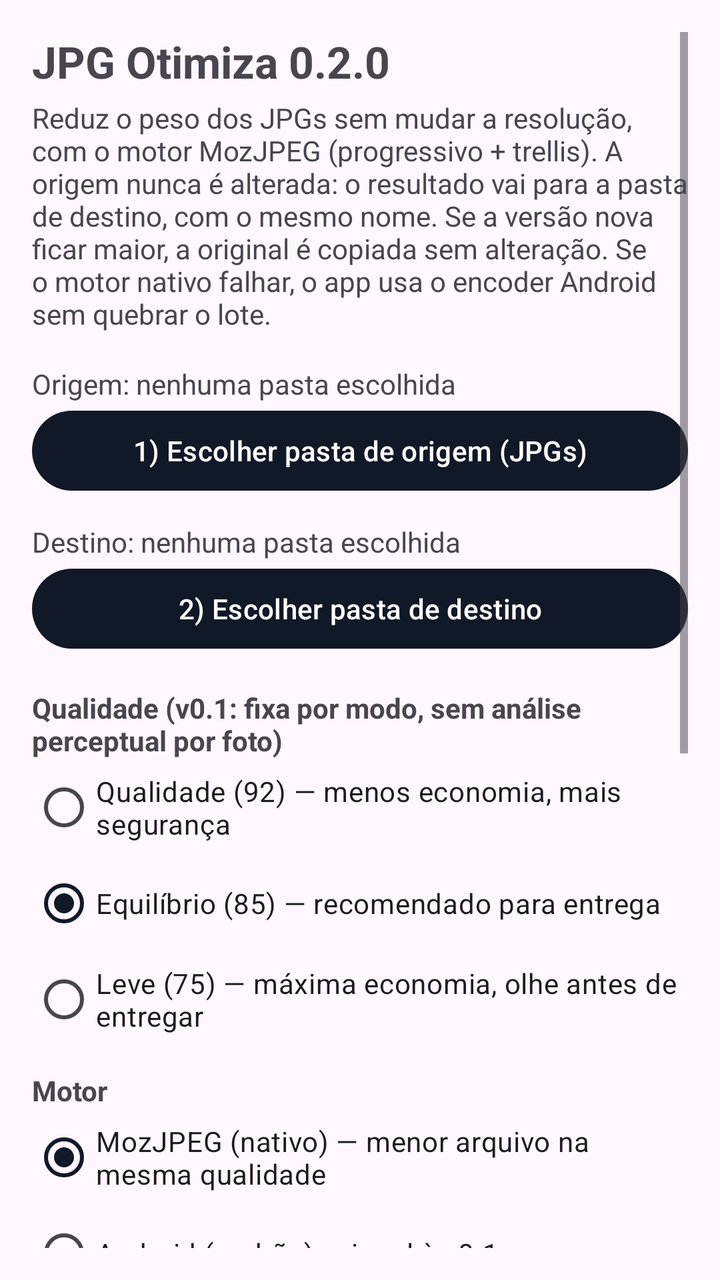
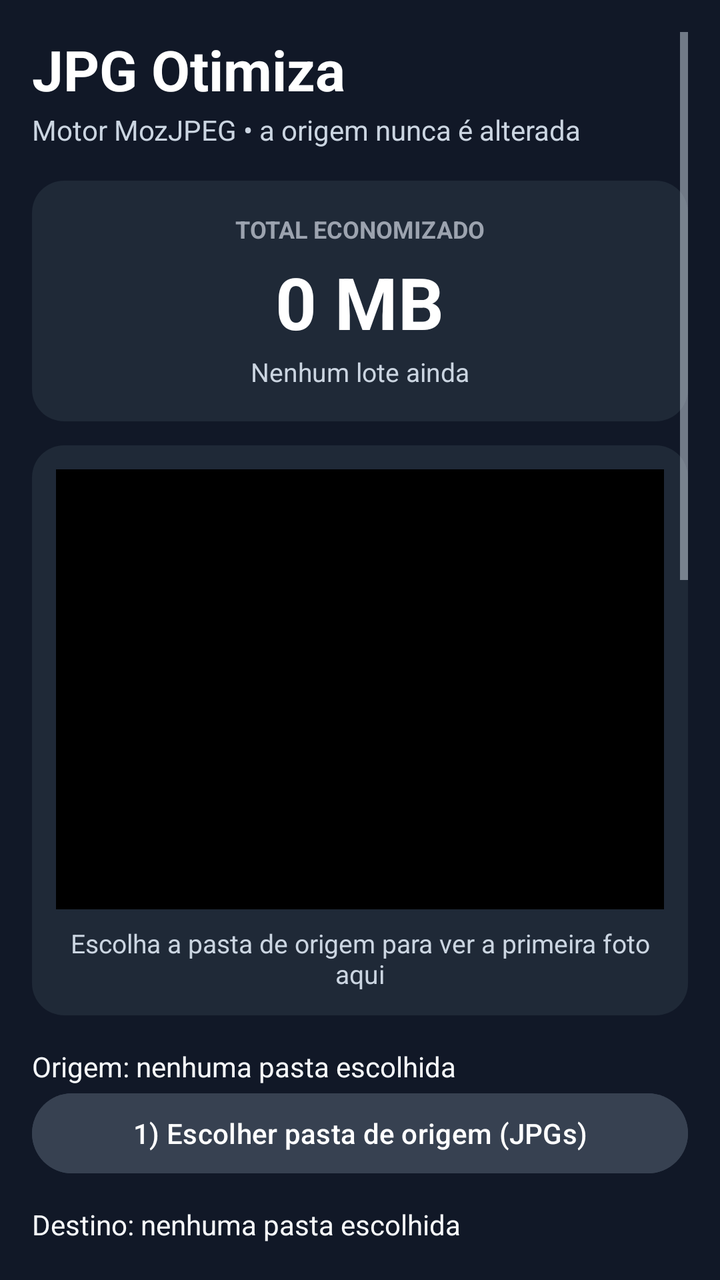

Compare the two renders of this Android layout. The source of the first and the diff that turns it into the second are given below.
<!-- AndroidManifest.xml: application theme Theme.JpgOtimiza -->
<!-- res/layout/activity_main.xml -->
<?xml version="1.0" encoding="utf-8"?>
<ScrollView xmlns:android="http://schemas.android.com/apk/res/android"
    android:layout_width="match_parent"
    android:layout_height="match_parent"
    android:padding="16dp">

    <LinearLayout
        android:layout_width="match_parent"
        android:layout_height="wrap_content"
        android:orientation="vertical">

        <TextView
            android:layout_width="match_parent"
            android:layout_height="wrap_content"
            android:text="JPG Otimiza 0.2.0"
            android:textSize="22sp"
            android:textStyle="bold" />

        <TextView
            android:layout_width="match_parent"
            android:layout_height="wrap_content"
            android:layout_marginTop="4dp"
            android:text="Reduz o peso dos JPGs sem mudar a resolução, com o motor MozJPEG (progressivo + trellis). A origem nunca é alterada: o resultado vai para a pasta de destino, com o mesmo nome. Se a versão nova ficar maior, a original é copiada sem alteração. Se o motor nativo falhar, o app usa o encoder Android sem quebrar o lote." />

        <TextView
            android:id="@+id/txtSource"
            android:layout_width="match_parent"
            android:layout_height="wrap_content"
            android:layout_marginTop="16dp"
            android:text="Origem: nenhuma pasta escolhida" />

        <Button
            android:id="@+id/btnSource"
            android:layout_width="match_parent"
            android:layout_height="wrap_content"
            android:text="1) Escolher pasta de origem (JPGs)" />

        <TextView
            android:id="@+id/txtDest"
            android:layout_width="match_parent"
            android:layout_height="wrap_content"
            android:layout_marginTop="12dp"
            android:text="Destino: nenhuma pasta escolhida" />

        <Button
            android:id="@+id/btnDest"
            android:layout_width="match_parent"
            android:layout_height="wrap_content"
            android:text="2) Escolher pasta de destino" />

        <TextView
            android:layout_width="match_parent"
            android:layout_height="wrap_content"
            android:layout_marginTop="16dp"
            android:text="Qualidade (v0.1: fixa por modo, sem análise perceptual por foto)"
            android:textStyle="bold" />

        <RadioGroup
            android:id="@+id/radioGroupMode"
            android:layout_width="match_parent"
            android:layout_height="wrap_content">

            <RadioButton
                android:id="@+id/rdoQualidade"
                android:layout_width="match_parent"
                android:layout_height="wrap_content"
                android:text="Qualidade (92) — menos economia, mais segurança" />

            <RadioButton
                android:id="@+id/rdoEquilibrio"
                android:layout_width="match_parent"
                android:layout_height="wrap_content"
                android:checked="true"
                android:text="Equilíbrio (85) — recomendado para entrega" />

            <RadioButton
                android:id="@+id/rdoLeve"
                android:layout_width="match_parent"
                android:layout_height="wrap_content"
                android:text="Leve (75) — máxima economia, olhe antes de entregar" />
        </RadioGroup>

        <TextView
            android:layout_width="match_parent"
            android:layout_height="wrap_content"
            android:layout_marginTop="12dp"
            android:text="Motor"
            android:textStyle="bold" />

        <RadioGroup
            android:id="@+id/radioGroupEngine"
            android:layout_width="match_parent"
            android:layout_height="wrap_content">

            <RadioButton
                android:id="@+id/rdoMozJpeg"
                android:layout_width="match_parent"
                android:layout_height="wrap_content"
                android:checked="true"
                android:text="MozJPEG (nativo) — menor arquivo na mesma qualidade" />

            <RadioButton
                android:id="@+id/rdoAndroid"
                android:layout_width="match_parent"
                android:layout_height="wrap_content"
                android:text="Android (padrão) — igual à v0.1" />
        </RadioGroup>

        <TextView
            android:id="@+id/txtEngine"
            android:layout_width="match_parent"
            android:layout_height="wrap_content"
            android:layout_marginTop="4dp"
            android:text="" />

        <CheckBox
            android:id="@+id/chkExif"
            android:layout_width="match_parent"
            android:layout_height="wrap_content"
            android:layout_marginTop="8dp"
            android:checked="true"
            android:text="Manter EXIF (câmera, data, lente)" />

        <CheckBox
            android:id="@+id/chkNoGps"
            android:layout_width="match_parent"
            android:layout_height="wrap_content"
            android:text="Remover localização GPS do EXIF" />

        <Button
            android:id="@+id/btnAnalyze"
            android:layout_width="match_parent"
            android:layout_height="wrap_content"
            android:layout_marginTop="16dp"
            android:text="Analisar pasta" />

        <Button
            android:id="@+id/btnOptimize"
            android:layout_width="match_parent"
            android:layout_height="wrap_content"
            android:text="Otimizar lote" />

        <ProgressBar
            android:id="@+id/progress"
            style="?android:attr/progressBarStyleHorizontal"
            android:layout_width="match_parent"
            android:layout_height="wrap_content"
            android:layout_marginTop="8dp"
            android:max="100" />

        <TextView
            android:id="@+id/txtStatus"
            android:layout_width="match_parent"
            android:layout_height="wrap_content"
            android:layout_marginTop="8dp"
            android:text="Pronto." />

        <TextView
            android:id="@+id/txtCurrent"
            android:layout_width="match_parent"
            android:layout_height="wrap_content"
            android:layout_marginTop="4dp"
            android:text="" />

        <TextView
            android:id="@+id/txtSummary"
            android:layout_width="match_parent"
            android:layout_height="wrap_content"
            android:layout_marginTop="12dp"
            android:text="" />

        <TextView
            android:layout_width="match_parent"
            android:layout_height="wrap_content"
            android:layout_marginTop="16dp"
            android:text="Teste primeiro com uma pasta-cópia pequena, não direto na pasta original do evento. Confira o resultado em 100% antes de entregar. Mantenha o app aberto durante o lote." />

    </LinearLayout>
</ScrollView>
<!-- resources referenced by this layout -->
<resources>
  <style name="Theme.JpgOtimiza" parent="Theme.Material3.DayNight.NoActionBar">
          <item name="colorPrimary">#111827</item>
          <item name="colorPrimaryDark">#111827</item>
          <item name="colorAccent">#06B6D4</item>
      </style>
</resources>

<!-- the commit's change to res/layout/activity_main.xml (unified diff, before → after) -->
@@ -2,6 +2,7 @@
 <ScrollView xmlns:android="http://schemas.android.com/apk/res/android"
     android:layout_width="match_parent"
     android:layout_height="match_parent"
+    android:background="#111827"
     android:padding="16dp">
 
     <LinearLayout
@@ -12,47 +13,123 @@
         <TextView
             android:layout_width="match_parent"
             android:layout_height="wrap_content"
-            android:text="JPG Otimiza 0.2.0"
-            android:textSize="22sp"
-            android:textStyle="bold" />
-
-        <TextView
-            android:layout_width="match_parent"
-            android:layout_height="wrap_content"
-            android:layout_marginTop="4dp"
-            android:text="Reduz o peso dos JPGs sem mudar a resolução, com o motor MozJPEG (progressivo + trellis). A origem nunca é alterada: o resultado vai para a pasta de destino, com o mesmo nome. Se a versão nova ficar maior, a original é copiada sem alteração. Se o motor nativo falhar, o app usa o encoder Android sem quebrar o lote." />
+            android:text="JPG Otimiza"
+            android:textColor="#FFFFFF"
+            android:textSize="28sp"
+            android:textStyle="bold" />
+
+        <TextView
+            android:layout_width="match_parent"
+            android:layout_height="wrap_content"
+            android:layout_marginTop="2dp"
+            android:text="Motor MozJPEG • a origem nunca é alterada"
+            android:textColor="#CBD5E1"
+            android:textSize="14sp" />
+
+        
+        <LinearLayout
+            android:layout_width="match_parent"
+            android:layout_height="wrap_content"
+            android:layout_marginTop="16dp"
+            android:background="@drawable/card_dark"
+            android:gravity="center_horizontal"
+            android:orientation="vertical"
+            android:padding="16dp">
+
+            <TextView
+                android:layout_width="wrap_content"
+                android:layout_height="wrap_content"
+                android:text="TOTAL ECONOMIZADO"
+                android:textColor="#9CA3AF"
+                android:textSize="12sp"
+                android:textStyle="bold" />
+
+            <TextView
+                android:id="@+id/txtSavedTotal"
+                android:layout_width="wrap_content"
+                android:layout_height="wrap_content"
+                android:layout_marginTop="4dp"
+                android:text="0 MB"
+                android:textColor="#FFFFFF"
+                android:textSize="36sp"
+                android:textStyle="bold" />
+
+            <TextView
+                android:id="@+id/txtSavedDetail"
+                android:layout_width="wrap_content"
+                android:layout_height="wrap_content"
+                android:layout_marginTop="2dp"
+                android:text="Nenhum lote ainda"
+                android:textColor="#CBD5E1"
+                android:textSize="13sp" />
+        </LinearLayout>
+
+        
+        <LinearLayout
+            android:layout_width="match_parent"
+            android:layout_height="wrap_content"
+            android:layout_marginTop="12dp"
+            android:background="@drawable/card_dark"
+            android:orientation="vertical"
+            android:padding="12dp">
+
+            <ImageView
+                android:id="@+id/imgPreview"
+                android:layout_width="match_parent"
+                android:layout_height="220dp"
+                android:background="#000000"
+                android:contentDescription="Prévia da primeira foto da pasta de origem"
+                android:scaleType="centerCrop" />
+
+            <TextView
+                android:id="@+id/txtPreviewHint"
+                android:layout_width="match_parent"
+                android:layout_height="wrap_content"
+                android:layout_marginTop="8dp"
+                android:gravity="center_horizontal"
+                android:text="Escolha a pasta de origem para ver a primeira foto aqui"
+                android:textColor="#CBD5E1"
+                android:textSize="13sp" />
+        </LinearLayout>
 
         <TextView
             android:id="@+id/txtSource"
             android:layout_width="match_parent"
             android:layout_height="wrap_content"
             android:layout_marginTop="16dp"
-            android:text="Origem: nenhuma pasta escolhida" />
+            android:text="Origem: nenhuma pasta escolhida"
+            android:textColor="#F8FAFC" />
 
         <Button
             android:id="@+id/btnSource"
             android:layout_width="match_parent"
             android:layout_height="wrap_content"
-            android:text="1) Escolher pasta de origem (JPGs)" />
+            android:backgroundTint="#374151"
+            android:text="1) Escolher pasta de origem (JPGs)"
+            android:textColor="#FFFFFF" />
 
         <TextView
             android:id="@+id/txtDest"
             android:layout_width="match_parent"
             android:layout_height="wrap_content"
             android:layout_marginTop="12dp"
-            android:text="Destino: nenhuma pasta escolhida" />
+            android:text="Destino: nenhuma pasta escolhida"
+            android:textColor="#F8FAFC" />
 
         <Button
             android:id="@+id/btnDest"
             android:layout_width="match_parent"
             android:layout_height="wrap_content"
-            android:text="2) Escolher pasta de destino" />
-
-        <TextView
-            android:layout_width="match_parent"
-            android:layout_height="wrap_content"
-            android:layout_marginTop="16dp"
-            android:text="Qualidade (v0.1: fixa por modo, sem análise perceptual por foto)"
+            android:backgroundTint="#374151"
+            android:text="2) Escolher pasta de destino"
+            android:textColor="#FFFFFF" />
+
+        <TextView
+            android:layout_width="match_parent"
+            android:layout_height="wrap_content"
+            android:layout_marginTop="16dp"
+            android:text="Qualidade (fixa por modo, sem análise perceptual por foto)"
+            android:textColor="#FFFFFF"
             android:textStyle="bold" />
 
         <RadioGroup
@@ -64,20 +141,23 @@
                 android:id="@+id/rdoQualidade"
                 android:layout_width="match_parent"
                 android:layout_height="wrap_content"
-                android:text="Qualidade (92) — menos economia, mais segurança" />
+                android:text="Qualidade (92) — menos economia, mais segurança"
+                android:textColor="#F8FAFC" />
 
             <RadioButton
                 android:id="@+id/rdoEquilibrio"
                 android:layout_width="match_parent"
                 android:layout_height="wrap_content"
                 android:checked="true"
-                android:text="Equilíbrio (85) — recomendado para entrega" />
+                android:text="Equilíbrio (85) — recomendado para entrega"
+                android:textColor="#F8FAFC" />
 
             <RadioButton
                 android:id="@+id/rdoLeve"
                 android:layout_width="match_parent"
                 android:layout_height="wrap_content"
-                android:text="Leve (75) — máxima economia, olhe antes de entregar" />
+                android:text="Leve (75) — máxima economia, olhe antes de entregar"
+                android:textColor="#F8FAFC" />
         </RadioGroup>
 
         <TextView
@@ -85,6 +165,7 @@
             android:layout_height="wrap_content"
             android:layout_marginTop="12dp"
             android:text="Motor"
+            android:textColor="#FFFFFF"
             android:textStyle="bold" />
 
         <RadioGroup
@@ -97,13 +178,15 @@
                 android:layout_width="match_parent"
                 android:layout_height="wrap_content"
                 android:checked="true"
-                android:text="MozJPEG (nativo) — menor arquivo na mesma qualidade" />
+                android:text="MozJPEG (nativo) — menor arquivo na mesma qualidade"
+                android:textColor="#F8FAFC" />
 
             <RadioButton
                 android:id="@+id/rdoAndroid"
                 android:layout_width="match_parent"
                 android:layout_height="wrap_content"
-                android:text="Android (padrão) — igual à v0.1" />
+                android:text="Android (padrão) — igual à v0.1"
+                android:textColor="#F8FAFC" />
         </RadioGroup>
 
         <TextView
@@ -111,7 +194,8 @@
             android:layout_width="match_parent"
             android:layout_height="wrap_content"
             android:layout_marginTop="4dp"
-            android:text="" />
+            android:text=""
+            android:textColor="#CBD5E1" />
 
         <CheckBox
             android:id="@+id/chkExif"
@@ -119,26 +203,33 @@
             android:layout_height="wrap_content"
             android:layout_marginTop="8dp"
             android:checked="true"
-            android:text="Manter EXIF (câmera, data, lente)" />
+            android:text="Manter EXIF (câmera, data, lente)"
+            android:textColor="#F8FAFC" />
 
         <CheckBox
             android:id="@+id/chkNoGps"
             android:layout_width="match_parent"
             android:layout_height="wrap_content"
-            android:text="Remover localização GPS do EXIF" />
+            android:text="Remover localização GPS do EXIF"
+            android:textColor="#F8FAFC" />
 
         <Button
             android:id="@+id/btnAnalyze"
             android:layout_width="match_parent"
             android:layout_height="wrap_content"
             android:layout_marginTop="16dp"
-            android:text="Analisar pasta" />
+            android:backgroundTint="#374151"
+            android:text="Analisar pasta"
+            android:textColor="#FFFFFF" />
 
         <Button
             android:id="@+id/btnOptimize"
             android:layout_width="match_parent"
             android:layout_height="wrap_content"
-            android:text="Otimizar lote" />
+            android:backgroundTint="#DC2626"
+            android:text="OTIMIZAR LOTE"
+            android:textColor="#FFFFFF"
+            android:textStyle="bold" />
 
         <ProgressBar
             android:id="@+id/progress"
@@ -146,34 +237,39 @@
             android:layout_width="match_parent"
             android:layout_height="wrap_content"
             android:layout_marginTop="8dp"
-            android:max="100" />
+            android:max="100"
+            android:progressTint="#DC2626" />
 
         <TextView
             android:id="@+id/txtStatus"
             android:layout_width="match_parent"
             android:layout_height="wrap_content"
             android:layout_marginTop="8dp"
-            android:text="Pronto." />
+            android:text="Pronto."
+            android:textColor="#F8FAFC" />
 
         <TextView
             android:id="@+id/txtCurrent"
             android:layout_width="match_parent"
             android:layout_height="wrap_content"
             android:layout_marginTop="4dp"
-            android:text="" />
+            android:text=""
+            android:textColor="#CBD5E1" />
 
         <TextView
             android:id="@+id/txtSummary"
             android:layout_width="match_parent"
             android:layout_height="wrap_content"
             android:layout_marginTop="12dp"
-            android:text="" />
-
-        <TextView
-            android:layout_width="match_parent"
-            android:layout_height="wrap_content"
-            android:layout_marginTop="16dp"
-            android:text="Teste primeiro com uma pasta-cópia pequena, não direto na pasta original do evento. Confira o resultado em 100% antes de entregar. Mantenha o app aberto durante o lote." />
+            android:text=""
+            android:textColor="#F8FAFC" />
+
+        <TextView
+            android:layout_width="match_parent"
+            android:layout_height="wrap_content"
+            android:layout_marginTop="16dp"
+            android:text="Teste primeiro com uma pasta-cópia pequena, não direto na pasta original do evento. Confira o resultado em 100% antes de entregar. Mantenha o app aberto durante o lote."
+            android:textColor="#CBD5E1" />
 
     </LinearLayout>
 </ScrollView>
<!-- resource entries referenced after the edit -->
@@ -1,9 +1,20 @@
 <!-- resources referenced by this layout -->
 <resources>
-  <style name="Theme.JpgOtimiza" parent="Theme.Material3.DayNight.NoActionBar">
-          <item name="colorPrimary">#111827</item>
+  <!-- drawable card_dark (drawable) -->
+  <?xml version="1.0" encoding="utf-8"?>
+  <shape xmlns:android="http://schemas.android.com/apk/res/android"
+      android:shape="rectangle">
+      <solid android:color="#1F2937" />
+      <corners android:radius="16dp" />
+  </shape>
+  <style name="Theme.JpgOtimiza" parent="Theme.Material3.Dark.NoActionBar">
+          <item name="colorPrimary">#DC2626</item>
+          <item name="colorOnPrimary">#FFFFFF</item>
           <item name="colorPrimaryDark">#111827</item>
-          <item name="colorAccent">#06B6D4</item>
+          <item name="colorAccent">#DC2626</item>
+          <item name="android:windowBackground">#111827</item>
+          <item name="android:textColor">#F8FAFC</item>
+          <item name="android:textColorSecondary">#CBD5E1</item>
       </style>
 </resources>
 
